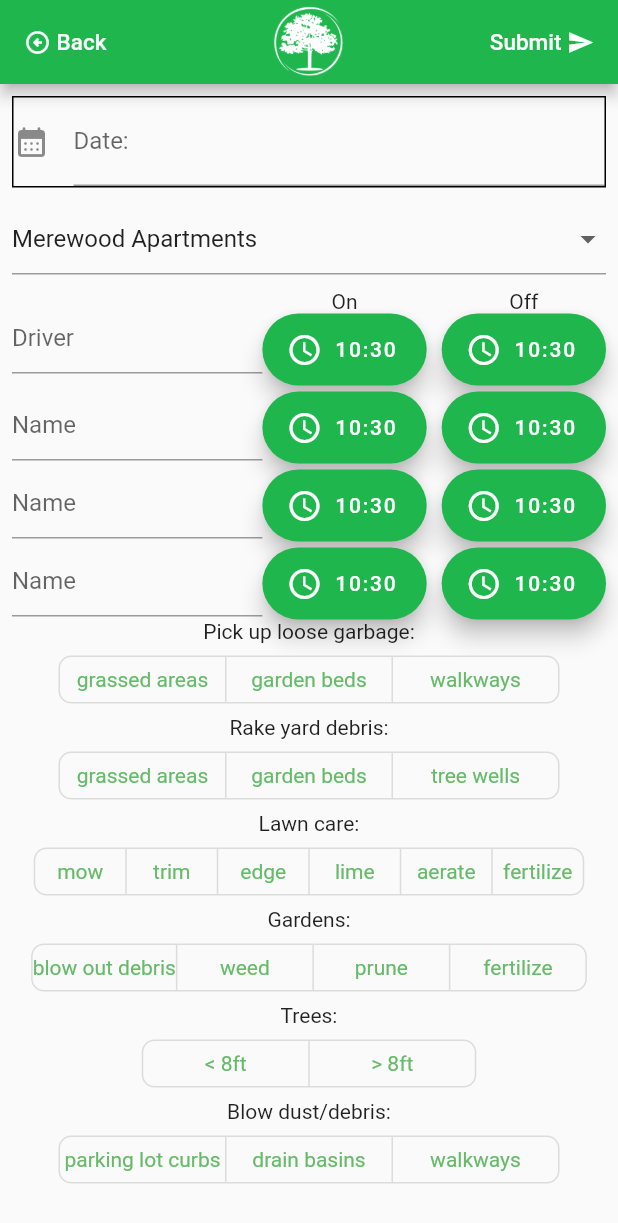
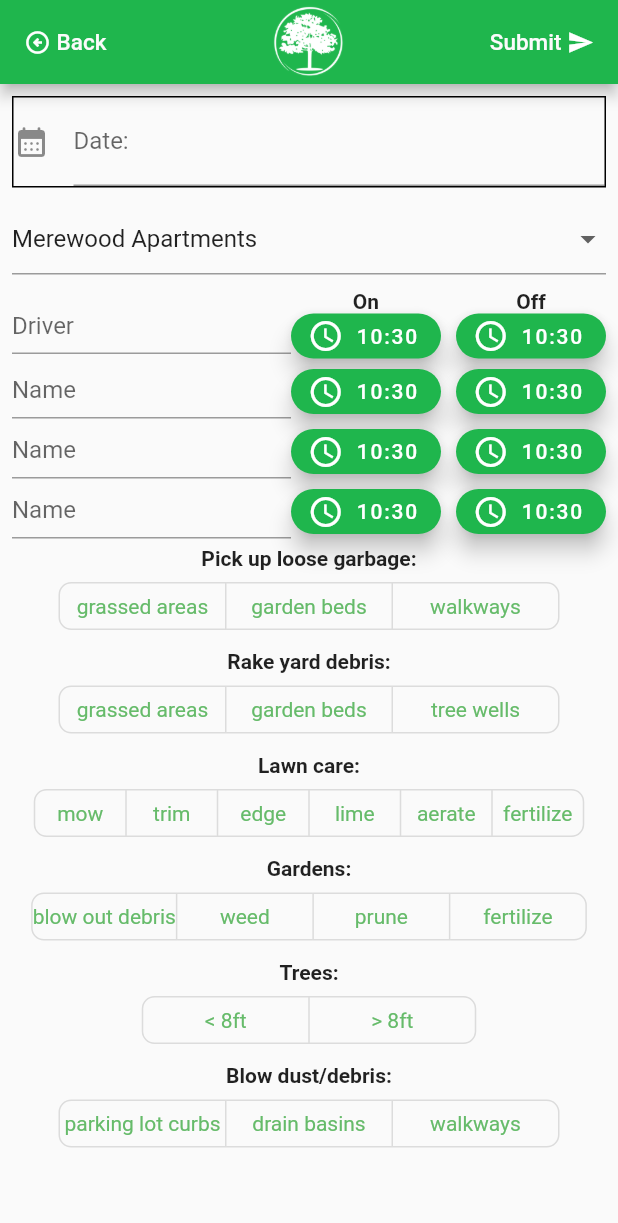
Before and after one commit to T-Pirozzini/Gemini-Landscaping-Flutter-App, a Flutter app: the AddReport screen opened directly, on a phone screen of 412 x 824 dp. Shown: the top 1223 px of the screen. Run offline on Flutter 3.47's test engine with Material 2 defaults, Android fonts, the phone set to English and light mode, and no system bars; our stand-ins replace cloud_firestore, firebase_core, pdf, printing; accounts and stored records are empty.

Commit message:
complete first draft of addReport sheet

```diff
--- a/lib/addReport.dart
+++ b/lib/addReport.dart
@@ -1,7 +1,6 @@
 import 'package:cloud_firestore/cloud_firestore.dart';
 import 'package:flutter/material.dart';
 import 'package:intl/intl.dart';
-import 'package:flutter_switch/flutter_switch.dart';
 
 import 'main.dart';
 
@@ -242,6 +241,9 @@ class _AddReportState extends State<AddReport> {
                 children: [
                   Expanded(
                     // decoration: BoxDecoration(border: Border.all()),
+                    child: Container(
+                      width: 100,
+                      height: 40,
                       child: TextField(
                         controller: name1,
                         maxLines: null,
@@ -251,15 +253,21 @@ class _AddReportState extends State<AddReport> {
                         ),
                       ),
                     ),
+                  ),
                   Column(
                     children: [
-                      const Text("On"),
-                      FloatingActionButton.extended(
+                      const Text("On",
+                          style: TextStyle(fontWeight: FontWeight.bold)),
+                      Container(
+                        width: 100,
+                        height: 30,
+                        child: FloatingActionButton.extended(
                           heroTag: "btn1On",
                           icon: const Icon(Icons.access_time_outlined),
                           label: Text(
                               '${timeOn1!.hour.toString()}:${timeOn1!.minute.toString()}'),
-                        backgroundColor: const Color.fromARGB(255, 31, 182, 77),
+                          backgroundColor:
+                              const Color.fromARGB(255, 31, 182, 77),
                           onPressed: () async {
                             TimeOfDay? newTimeOn1 = await showTimePicker(
                               context: context,
@@ -272,6 +280,7 @@ class _AddReportState extends State<AddReport> {
                             }
                           },
                         ),
+                      ),
                     ],
                   ),
                   const SizedBox(
@@ -279,13 +288,18 @@ class _AddReportState extends State<AddReport> {
                   ),
                   Column(
                     children: [
-                      const Text("Off"),
-                      FloatingActionButton.extended(
+                      const Text("Off",
+                          style: TextStyle(fontWeight: FontWeight.bold)),
+                      Container(
+                        width: 100,
+                        height: 30,
+                        child: FloatingActionButton.extended(
                           heroTag: "btn1Off",
                           icon: const Icon(Icons.access_time_outlined),
                           label: Text(
                               '${timeOff1!.hour.toString()}:${timeOff1!.minute.toString()}'),
-                        backgroundColor: const Color.fromARGB(255, 31, 182, 77),
+                          backgroundColor:
+                              const Color.fromARGB(255, 31, 182, 77),
                           onPressed: () async {
                             TimeOfDay? newTimeOff1 = await showTimePicker(
                               context: context,
@@ -298,6 +312,7 @@ class _AddReportState extends State<AddReport> {
                             }
                           },
                         ),
+                      ),
                     ],
                   ),
                 ],
@@ -306,6 +321,9 @@ class _AddReportState extends State<AddReport> {
                 mainAxisAlignment: MainAxisAlignment.spaceBetween,
                 children: [
                   Expanded(
+                    child: Container(
+                      width: 100,
+                      height: 40,
                       child: TextField(
                         controller: name2,
                         maxLines: null,
@@ -315,15 +333,20 @@ class _AddReportState extends State<AddReport> {
                         ),
                       ),
                     ),
+                  ),
                   Column(
                     children: [
                       const SizedBox(height: 4),
-                      FloatingActionButton.extended(
+                      Container(
+                        width: 100,
+                        height: 30,
+                        child: FloatingActionButton.extended(
                           heroTag: "btn2On",
                           icon: const Icon(Icons.access_time_outlined),
                           label: Text(
                               '${timeOn2!.hour.toString()}:${timeOn2!.minute.toString()}'),
-                        backgroundColor: const Color.fromARGB(255, 31, 182, 77),
+                          backgroundColor:
+                              const Color.fromARGB(255, 31, 182, 77),
                           onPressed: () async {
                             TimeOfDay? newTimeOn2 = await showTimePicker(
                               context: context,
@@ -336,6 +359,7 @@ class _AddReportState extends State<AddReport> {
                             }
                           },
                         ),
+                      ),
                     ],
                   ),
                   const SizedBox(
@@ -344,12 +368,16 @@ class _AddReportState extends State<AddReport> {
                   Column(
                     children: [
                       const SizedBox(height: 4),
-                      FloatingActionButton.extended(
+                      Container(
+                        width: 100,
+                        height: 30,
+                        child: FloatingActionButton.extended(
                           heroTag: "btn2Off",
                           icon: const Icon(Icons.access_time_outlined),
                           label: Text(
                               '${timeOff2!.hour.toString()}:${timeOff2!.minute.toString()}'),
-                        backgroundColor: const Color.fromARGB(255, 31, 182, 77),
+                          backgroundColor:
+                              const Color.fromARGB(255, 31, 182, 77),
                           onPressed: () async {
                             TimeOfDay? newTimeOff2 = await showTimePicker(
                               context: context,
@@ -362,6 +390,7 @@ class _AddReportState extends State<AddReport> {
                             }
                           },
                         ),
+                      ),
                     ],
                   ),
                 ],
@@ -371,6 +400,9 @@ class _AddReportState extends State<AddReport> {
                 children: [
                   Expanded(
                     // decoration: BoxDecoration(border: Border.all()),
+                    child: Container(
+                      width: 100,
+                      height: 40,
                       child: TextField(
                         controller: name3,
                         maxLines: null,
@@ -380,15 +412,20 @@ class _AddReportState extends State<AddReport> {
                         ),
                       ),
                     ),
+                  ),
                   Column(
                     children: [
                       const SizedBox(height: 4),
-                      FloatingActionButton.extended(
+                      Container(
+                        width: 100,
+                        height: 30,
+                        child: FloatingActionButton.extended(
                           heroTag: "btn3On",
                           icon: const Icon(Icons.access_time_outlined),
                           label: Text(
                               '${timeOn3!.hour.toString()}:${timeOn3!.minute.toString()}'),
-                        backgroundColor: const Color.fromARGB(255, 31, 182, 77),
+                          backgroundColor:
+                              const Color.fromARGB(255, 31, 182, 77),
                           onPressed: () async {
                             TimeOfDay? newTimeOn3 = await showTimePicker(
                               context: context,
@@ -401,6 +438,7 @@ class _AddReportState extends State<AddReport> {
                             }
                           },
                         ),
+                      ),
                     ],
                   ),
                   const SizedBox(
@@ -409,12 +447,16 @@ class _AddReportState extends State<AddReport> {
                   Column(
                     children: [
                       const SizedBox(height: 4),
-                      FloatingActionButton.extended(
+                      Container(
+                        width: 100,
+                        height: 30,
+                        child: FloatingActionButton.extended(
                           heroTag: "btn3Off",
                           icon: const Icon(Icons.access_time_outlined),
                           label: Text(
                               '${timeOff3!.hour.toString()}:${timeOff3!.minute.toString()}'),
-                        backgroundColor: const Color.fromARGB(255, 31, 182, 77),
+                          backgroundColor:
+                              const Color.fromARGB(255, 31, 182, 77),
                           onPressed: () async {
                             TimeOfDay? newTimeOff3 = await showTimePicker(
                               context: context,
@@ -427,6 +469,7 @@ class _AddReportState extends State<AddReport> {
                             }
                           },
                         ),
+                      ),
                     ],
                   ),
                 ],
@@ -436,6 +479,9 @@ class _AddReportState extends State<AddReport> {
                 children: [
                   Expanded(
                     // decoration: BoxDecoration(border: Border.all()),
+                    child: Container(
+                      width: 100,
+                      height: 40,
                       child: TextField(
                         controller: name4,
                         maxLines: null,
@@ -445,15 +491,20 @@ class _AddReportState extends State<AddReport> {
                         ),
                       ),
                     ),
+                  ),
                   Column(
                     children: [
                       const SizedBox(height: 4),
-                      FloatingActionButton.extended(
+                      Container(
+                        width: 100,
+                        height: 30,
+                        child: FloatingActionButton.extended(
                           heroTag: "btn4On",
                           icon: const Icon(Icons.access_time_outlined),
                           label: Text(
                               '${timeOn4!.hour.toString()}:${timeOn4!.minute.toString()}'),
-                        backgroundColor: const Color.fromARGB(255, 31, 182, 77),
+                          backgroundColor:
+                              const Color.fromARGB(255, 31, 182, 77),
                           onPressed: () async {
                             TimeOfDay? newTimeOn4 = await showTimePicker(
                               context: context,
@@ -466,6 +517,7 @@ class _AddReportState extends State<AddReport> {
                             }
                           },
                         ),
+                      ),
                     ],
                   ),
                   const SizedBox(
@@ -474,12 +526,16 @@ class _AddReportState extends State<AddReport> {
                   Column(
                     children: [
                       const SizedBox(height: 4),
-                      FloatingActionButton.extended(
+                      Container(
+                        width: 100,
+                        height: 30,
+                        child: FloatingActionButton.extended(
                           heroTag: "btn4Off",
                           icon: const Icon(Icons.access_time_outlined),
                           label: Text(
                               '${timeOff4!.hour.toString()}:${timeOff4!.minute.toString()}'),
-                        backgroundColor: const Color.fromARGB(255, 31, 182, 77),
+                          backgroundColor:
+                              const Color.fromARGB(255, 31, 182, 77),
                           onPressed: () async {
                             TimeOfDay? newTimeOff4 = await showTimePicker(
                               context: context,
@@ -492,11 +548,14 @@ class _AddReportState extends State<AddReport> {
                             }
                           },
                         ),
+                      ),
                     ],
                   ),
                 ],
               ),
-              const Text('Pick up loose garbage:'),
+              const SizedBox(height: 5),
+              const Text('Pick up loose garbage:',
+                  style: TextStyle(fontWeight: FontWeight.bold)),
               ToggleButtons(
                 onPressed: (int index) {
                   // All buttons are selectable.
@@ -516,7 +575,9 @@ class _AddReportState extends State<AddReport> {
                 isSelected: _selectedGarbage,
                 children: garbage,
               ),
-              const Text('Rake yard debris:'),
+              const SizedBox(height: 5),
+              const Text('Rake yard debris:',
+                  style: TextStyle(fontWeight: FontWeight.bold)),
               ToggleButtons(
                 onPressed: (int index) {
                   // All buttons are selectable.
@@ -536,7 +597,9 @@ class _AddReportState extends State<AddReport> {
                 isSelected: _selectedDebris,
                 children: debris,
               ),
-              const Text('Lawn care:'),
+              const SizedBox(height: 5),
+              const Text('Lawn care:',
+                  style: TextStyle(fontWeight: FontWeight.bold)),
               ToggleButtons(
                 onPressed: (int index) {
                   // All buttons are selectable.
@@ -556,7 +619,9 @@ class _AddReportState extends State<AddReport> {
                 isSelected: _selectedLawn,
                 children: lawn,
               ),
-              const Text('Gardens:'),
+              const SizedBox(height: 5),
+              const Text('Gardens:',
+                  style: TextStyle(fontWeight: FontWeight.bold)),
               ToggleButtons(
                 onPressed: (int index) {
                   // All buttons are selectable.
@@ -576,7 +641,9 @@ class _AddReportState extends State<AddReport> {
                 isSelected: _selectedGarden,
                 children: garden,
               ),
-              const Text('Trees:'),
+              const SizedBox(height: 5),
+              const Text('Trees:',
+                  style: TextStyle(fontWeight: FontWeight.bold)),
               ToggleButtons(
                 onPressed: (int index) {
                   // All buttons are selectable.
@@ -596,7 +663,9 @@ class _AddReportState extends State<AddReport> {
                 isSelected: _selectedTree,
                 children: tree,
               ),
-              const Text('Blow dust/debris:'),
+              const SizedBox(height: 5),
+              const Text('Blow dust/debris:',
+                  style: TextStyle(fontWeight: FontWeight.bold)),
               ToggleButtons(
                 onPressed: (int index) {
                   // All buttons are selectable.
--- a/pubspec.yaml
+++ b/pubspec.yaml
@@ -39,7 +39,6 @@ dependencies:
   firebase_core: ^2.4.1
   cloud_firestore: ^4.3.1
   intl: ^0.18.0
-  flutter_switch: ^0.3.2
 
 dev_dependencies:
   flutter_test:
```
Also changed, not shown: pubspec.lock. Lines whose indentation alone changed are shown as unchanged.
